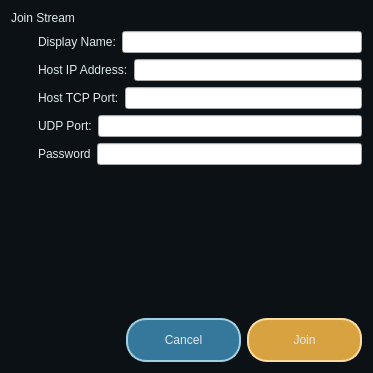
Qt form app/home/joinstreamwindow.ui (erakai/Mercury) before a commit.
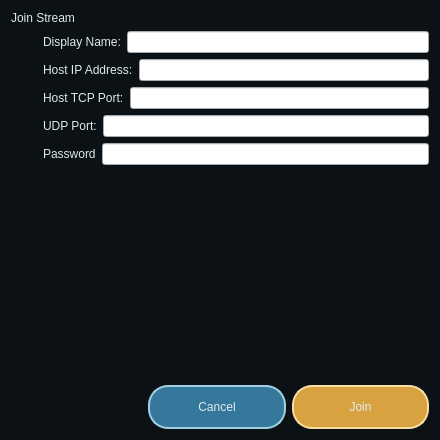
The same form after that commit.

Patch:
```diff
--- a/app/home/joinstreamwindow.ui
+++ b/app/home/joinstreamwindow.ui
@@ -6,8 +6,8 @@
    <rect>
     <x>0</x>
     <y>0</y>
-    <width>373</width>
-    <height>373</height>
+    <width>440</width>
+    <height>440</height>
    </rect>
   </property>
   <property name="windowTitle">
```
Left out of the diff: 4 changed lines with no effect on the pictures.
